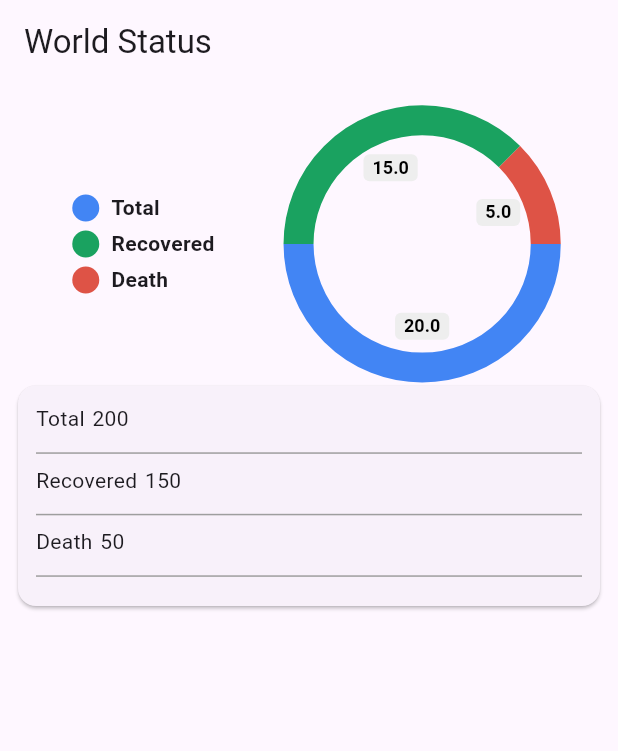
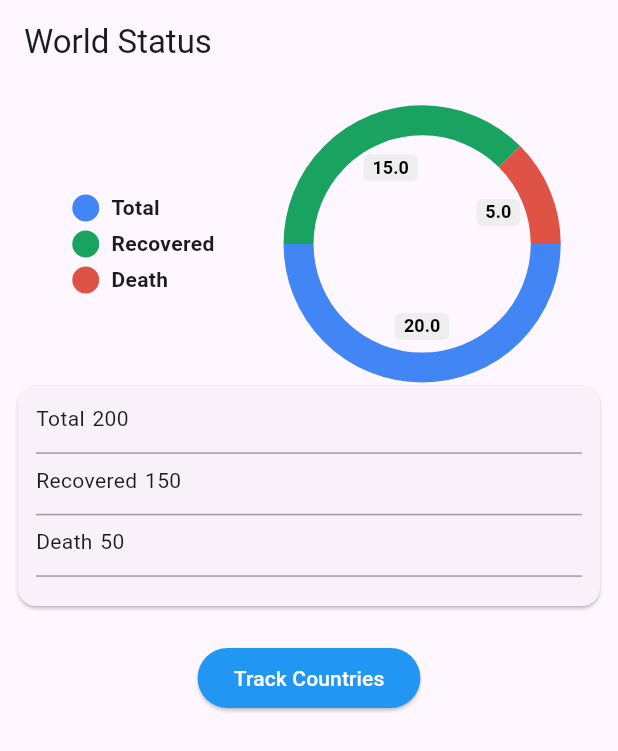
Before and after one commit to RadheAnkit01/Covid19-Tracker, a Flutter app: the screen it shows after launch, on a phone screen of 412 x 824 dp. Shown: the top 751 px of the screen. Run offline on Flutter 3.47's test engine with Material 3 defaults, Android fonts, the phone set to English and light mode, and no system bars; drawn by our look-alikes of pie_chart.

Commit message:
world state model

```diff
--- a/lib/main.dart
+++ b/lib/main.dart
@@ -13,8 +13,28 @@ class MyApp extends StatelessWidget {
   Widget build(BuildContext context) {
     return MaterialApp(
       debugShowCheckedModeBanner: false,
-      theme: ThemeData(colorScheme: .fromSeed(seedColor: Colors.deepPurple)),
-      darkTheme: ThemeData(brightness: Brightness.dark),
+      theme: ThemeData(
+        colorScheme: .fromSeed(seedColor: Colors.deepPurple),
+        elevatedButtonTheme: ElevatedButtonThemeData(
+          style: ElevatedButton.styleFrom(
+            backgroundColor: Colors.blue,
+            foregroundColor: Colors.white,
+          ),
+        ),
+      ),
+      darkTheme: ThemeData(
+        brightness: Brightness.dark,
+        elevatedButtonTheme: ElevatedButtonThemeData(
+          style: ElevatedButton.styleFrom(
+            backgroundColor: const Color.fromARGB(255, 0, 88, 164),
+            foregroundColor: Colors.white,
+            fixedSize: Size(
+              MediaQuery.maybeOf(context)!.size.width * .9,
+              MediaQuery.maybeOf(context)!.size.height * .05,
+            ),
+          ),
+        ),
+      ),
       home: const SplashScreen(),
     );
   }
--- a/lib/screens/world_status.dart
+++ b/lib/screens/world_status.dart
@@ -60,6 +60,14 @@ class _WorldStatusState extends State<WorldStatus>
                   ),
                 ),
               ),
+              Padding(
+                padding: const EdgeInsets.all(20.0),
+                child: ElevatedButton(
+                  style: ElevatedButton.styleFrom(),
+                  onPressed: () {},
+                  child: Text('Track Countries'),
+                ),
+              ),
             ],
           ),
         ),
--- /dev/null
+++ b/lib/services/utilities/app_url.dart
@@ -0,0 +1,6 @@
+class AppUrl {
+  static const String baseUrl = "https://disease.sh/v3/covid-19/";
+
+  static const String worldStateApi = "${baseUrl}all";
+  static const String countriesList = "${baseUrl}countries";
+}
```
Also changed, not shown: lib/model/world_state_model.dart (added, +12 -0 lines), lib/services/states_services.dart (added, +21 -0 lines), 1 other file.
